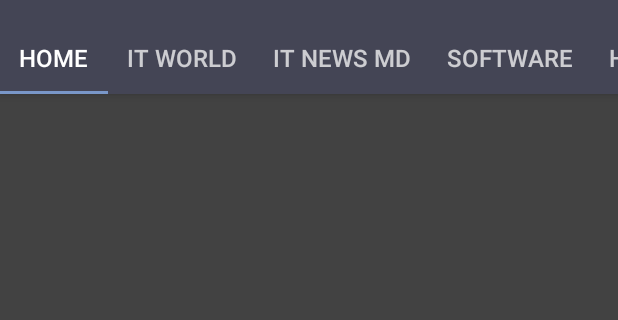
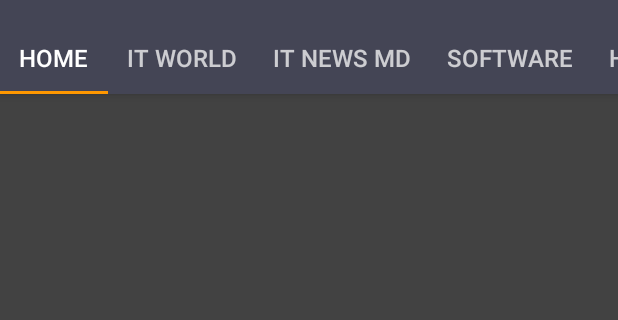
Before and after one commit to vgrec/ITMoldova, an Android app: the screen it shows after launch (MainActivity), on a phone screen of 412 x 824 dp, the part 62-382 px from its top. Run offline under Robolectric (Android 15) with nearby library versions, the phone set to English and light mode, and no system bars; our stand-ins replace Picasso; libraries missing offline, so code that uses them is left out: retrofit2.adapter.rxjava, retrofit2.converter.simplexml, rx.android.schedulers, rx.schedulers; pictures from the network do not load; 6 statements that could not run were skipped.

Commit message:
Change color accent to orange

```diff
--- a/app/src/main/res/values/colors.xml
+++ b/app/src/main/res/values/colors.xml
@@ -2,7 +2,7 @@
 <resources>
     <color name="colorPrimary">#444555</color>
     <color name="colorPrimaryDark">#333333</color>
-    <color name="colorAccent">#7997c8</color>
+    <color name="colorAccent">#FF9800</color>
     <color name="photo_view_background">#212121</color>
 
     <color name="content_main_background">#424242</color>
```
